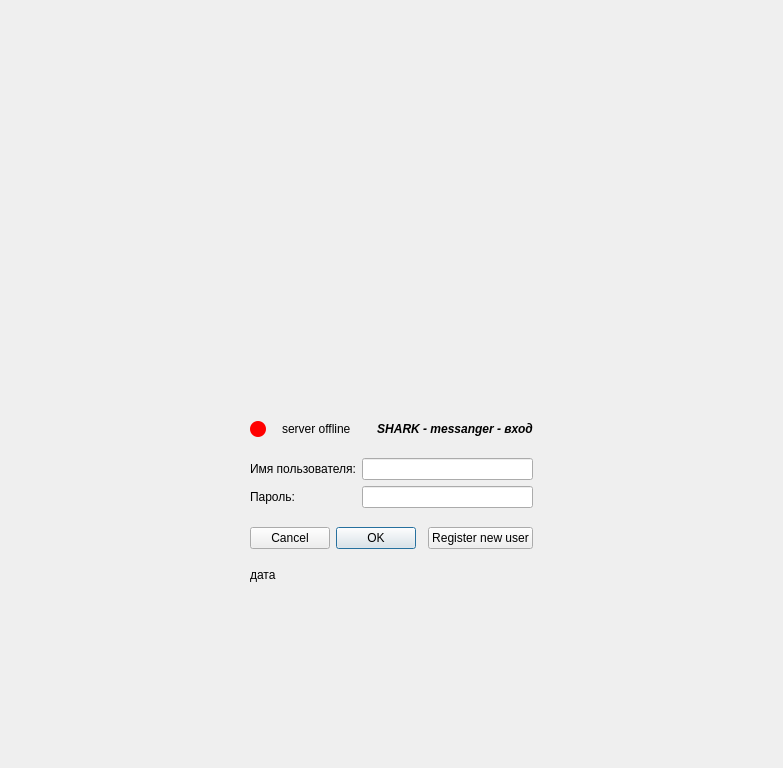
The window that Shark_UI/screen_login.ui (YanBatytskiy/Shark_3_0_Qt) describes before a commit, drawn with Qt 5.
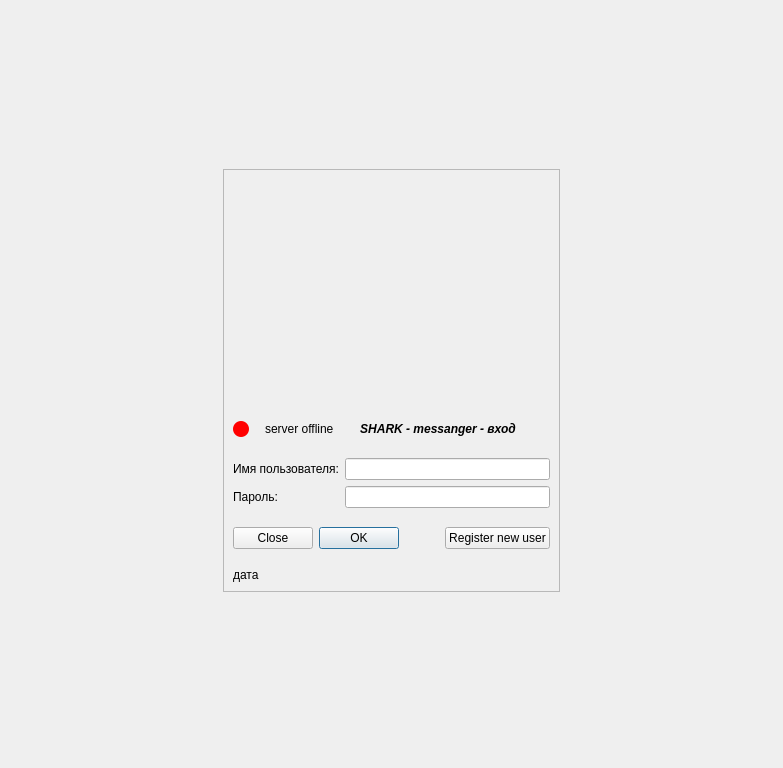
The same window after the commit. Icons and pictures are not drawn.

The edit to the form file:
```diff
--- a/Shark_UI/screen_login.ui
+++ b/Shark_UI/screen_login.ui
@@ -23,21 +23,111 @@
    <string notr="true"/>
   </property>
   <layout class="QGridLayout" name="gridLayout">
-   <item row="4" column="1">
-    <spacer name="verticalSpacer_8">
+   <item row="0" column="1">
+    <spacer name="verticalSpacerMainTop">
      <property name="orientation">
       <enum>Qt::Orientation::Vertical</enum>
      </property>
      <property name="sizeHint" stdset="0">
       <size>
        <width>20</width>
-       <height>165</height>
+       <height>77</height>
       </size>
      </property>
     </spacer>
    </item>
-   <item row="2" column="1" rowspan="2">
+   <item row="1" column="0">
+    <spacer name="verticalSpacerMainLeft">
+     <property name="orientation">
+      <enum>Qt::Orientation::Horizontal</enum>
+     </property>
+     <property name="sizeHint" stdset="0">
+      <size>
+       <width>326</width>
+       <height>20</height>
+      </size>
+     </property>
+    </spacer>
+   </item>
+   <item row="1" column="1">
+    <widget class="QFrame" name="frame">
+     <property name="sizePolicy">
+      <sizepolicy hsizetype="Fixed" vsizetype="Expanding">
+       <horstretch>0</horstretch>
+       <verstretch>0</verstretch>
+      </sizepolicy>
+     </property>
+     <property name="frameShape">
+      <enum>QFrame::Shape::StyledPanel</enum>
+     </property>
+     <property name="frameShadow">
+      <enum>QFrame::Shadow::Raised</enum>
+     </property>
+     <property name="lineWidth">
+      <number>2</number>
+     </property>
     <layout class="QVBoxLayout" name="verticalLayout">
+      <item>
+       <layout class="QHBoxLayout" name="horizontalLayout_5">
+        <item>
+         <spacer name="horizontalSpacer_4">
+          <property name="orientation">
+           <enum>Qt::Orientation::Horizontal</enum>
+          </property>
+          <property name="sizeHint" stdset="0">
+           <size>
+            <width>40</width>
+            <height>20</height>
+           </size>
+          </property>
+         </spacer>
+        </item>
+        <item>
+         <widget class="QLabel" name="label_4">
+          <property name="sizePolicy">
+           <sizepolicy hsizetype="Fixed" vsizetype="Fixed">
+            <horstretch>0</horstretch>
+            <verstretch>0</verstretch>
+           </sizepolicy>
+          </property>
+          <property name="minimumSize">
+           <size>
+            <width>221</width>
+            <height>221</height>
+           </size>
+          </property>
+          <property name="maximumSize">
+           <size>
+            <width>221</width>
+            <height>221</height>
+           </size>
+          </property>
+          <property name="text">
+           <string/>
+          </property>
+          <property name="pixmap">
+           <pixmap resource="resources.qrc">:/images/shark_1.jpg</pixmap>
+          </property>
+          <property name="scaledContents">
+           <bool>true</bool>
+          </property>
+         </widget>
+        </item>
+        <item>
+         <spacer name="horizontalSpacer_5">
+          <property name="orientation">
+           <enum>Qt::Orientation::Horizontal</enum>
+          </property>
+          <property name="sizeHint" stdset="0">
+           <size>
+            <width>40</width>
+            <height>20</height>
+           </size>
+          </property>
+         </spacer>
+        </item>
+       </layout>
+      </item>
      <item>
       <spacer name="verticalSpacer_7">
        <property name="orientation">
@@ -49,7 +139,7 @@
        <property name="sizeHint" stdset="0">
         <size>
          <width>20</width>
-         <height>5</height>
+          <height>13</height>
         </size>
        </property>
       </spacer>
@@ -274,6 +364,12 @@
       <layout class="QHBoxLayout" name="horizontalLayout_2">
        <item>
         <widget class="QDialogButtonBox" name="loginButtonBox">
+          <property name="sizePolicy">
+           <sizepolicy hsizetype="Fixed" vsizetype="Fixed">
+            <horstretch>0</horstretch>
+            <verstretch>0</verstretch>
+           </sizepolicy>
+          </property>
          <property name="layoutDirection">
           <enum>Qt::LayoutDirection::RightToLeft</enum>
          </property>
@@ -284,7 +380,7 @@
           <string notr="true"/>
          </property>
          <property name="standardButtons">
-          <set>QDialogButtonBox::StandardButton::Cancel|QDialogButtonBox::StandardButton::Ok</set>
+           <set>QDialogButtonBox::StandardButton::Close|QDialogButtonBox::StandardButton::Ok</set>
          </property>
          <property name="centerButtons">
           <bool>true</bool>
@@ -296,6 +392,9 @@
          <property name="orientation">
           <enum>Qt::Orientation::Horizontal</enum>
          </property>
+          <property name="sizeType">
+           <enum>QSizePolicy::Policy::Fixed</enum>
+          </property>
          <property name="sizeHint" stdset="0">
           <size>
            <width>40</width>
@@ -307,7 +406,7 @@
        <item>
         <widget class="QPushButton" name="registerModeButton">
          <property name="sizePolicy">
-          <sizepolicy hsizetype="Preferred" vsizetype="Fixed">
+           <sizepolicy hsizetype="Fixed" vsizetype="Fixed">
            <horstretch>0</horstretch>
            <verstretch>0</verstretch>
           </sizepolicy>
@@ -341,11 +440,17 @@
      <item>
       <widget class="QLabel" name="serverDataLabel">
        <property name="sizePolicy">
-        <sizepolicy hsizetype="Ignored" vsizetype="Expanding">
+         <sizepolicy hsizetype="Expanding" vsizetype="Expanding">
          <horstretch>0</horstretch>
          <verstretch>0</verstretch>
         </sizepolicy>
        </property>
+        <property name="maximumSize">
+         <size>
+          <width>353</width>
+          <height>16777215</height>
+         </size>
+        </property>
        <property name="styleSheet">
         <string notr="true">background: transparent;</string>
        </property>
@@ -358,22 +463,10 @@
       </widget>
      </item>
     </layout>
+    </widget>
    </item>
-   <item row="2" column="0">
-    <spacer name="horizontalSpacer_6">
-     <property name="orientation">
-      <enum>Qt::Orientation::Horizontal</enum>
-     </property>
-     <property name="sizeHint" stdset="0">
-      <size>
-       <width>326</width>
-       <height>20</height>
-      </size>
-     </property>
-    </spacer>
-   </item>
-   <item row="2" column="2">
-    <spacer name="horizontalSpacer_8">
+   <item row="1" column="2">
+    <spacer name="verticalSpacerMairight">
      <property name="orientation">
       <enum>Qt::Orientation::Horizontal</enum>
      </property>
@@ -385,80 +478,19 @@
      </property>
     </spacer>
    </item>
-   <item row="0" column="1">
-    <spacer name="verticalSpacer_9">
+   <item row="2" column="1">
+    <spacer name="verticalSpacerMainBottom">
      <property name="orientation">
       <enum>Qt::Orientation::Vertical</enum>
      </property>
      <property name="sizeHint" stdset="0">
       <size>
        <width>20</width>
-       <height>166</height>
+       <height>165</height>
       </size>
      </property>
     </spacer>
    </item>
-   <item row="1" column="1">
-    <layout class="QHBoxLayout" name="horizontalLayout_5">
-     <item>
-      <spacer name="horizontalSpacer_4">
-       <property name="orientation">
-        <enum>Qt::Orientation::Horizontal</enum>
-       </property>
-       <property name="sizeHint" stdset="0">
-        <size>
-         <width>40</width>
-         <height>20</height>
-        </size>
-       </property>
-      </spacer>
-     </item>
-     <item>
-      <widget class="QLabel" name="label_4">
-       <property name="sizePolicy">
-        <sizepolicy hsizetype="Fixed" vsizetype="Fixed">
-         <horstretch>0</horstretch>
-         <verstretch>0</verstretch>
-        </sizepolicy>
-       </property>
-       <property name="minimumSize">
-        <size>
-         <width>221</width>
-         <height>221</height>
-        </size>
-       </property>
-       <property name="maximumSize">
-        <size>
-         <width>221</width>
-         <height>221</height>
-        </size>
-       </property>
-       <property name="text">
-        <string/>
-       </property>
-       <property name="pixmap">
-        <pixmap resource="resources.qrc">:/images/shark_1.jpg</pixmap>
-       </property>
-       <property name="scaledContents">
-        <bool>true</bool>
-       </property>
-      </widget>
-     </item>
-     <item>
-      <spacer name="horizontalSpacer_5">
-       <property name="orientation">
-        <enum>Qt::Orientation::Horizontal</enum>
-       </property>
-       <property name="sizeHint" stdset="0">
-        <size>
-         <width>40</width>
-         <height>20</height>
-        </size>
-       </property>
-      </spacer>
-     </item>
-    </layout>
-   </item>
   </layout>
  </widget>
  <tabstops>
```
Lines whose indentation alone changed are shown as unchanged.
